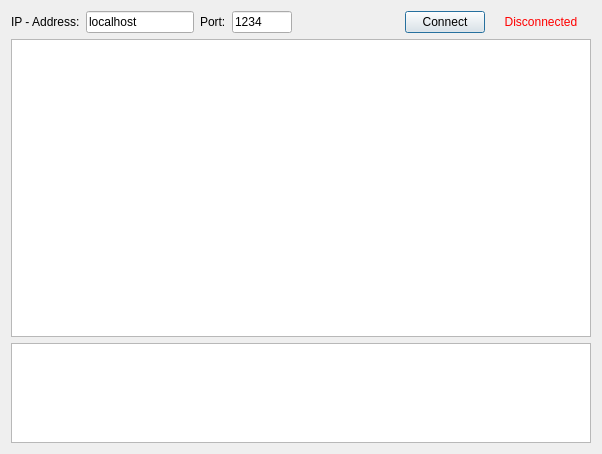
Before: the Qt Designer form roso-gui/dialog.ui in benediktibk/robosoccer-gui, drawn with Qt 5.
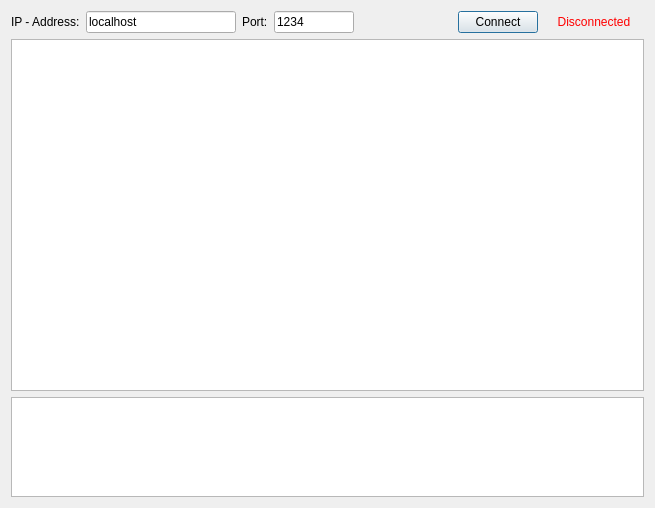
After: the same form once the commit is applied.

Commit message: improved resize values of ui

The edit to the form file:
```diff
--- a/roso-gui/dialog.ui
+++ b/roso-gui/dialog.ui
@@ -6,8 +6,8 @@
    <rect>
     <x>0</x>
     <y>0</y>
-    <width>602</width>
-    <height>454</height>
+    <width>655</width>
+    <height>508</height>
    </rect>
   </property>
   <property name="windowTitle">
@@ -47,9 +47,15 @@
            <verstretch>0</verstretch>
           </sizepolicy>
          </property>
+         <property name="minimumSize">
+          <size>
+           <width>150</width>
+           <height>0</height>
+          </size>
+         </property>
          <property name="maximumSize">
           <size>
-           <width>130</width>
+           <width>150</width>
            <height>30</height>
           </size>
          </property>
@@ -66,11 +72,6 @@
            <height>30</height>
           </size>
          </property>
-         <property name="font">
-          <font>
-           <pointsize>9</pointsize>
-          </font>
-         </property>
          <property name="text">
           <string>Port:</string>
          </property>
@@ -84,9 +85,15 @@
            <verstretch>0</verstretch>
           </sizepolicy>
          </property>
+         <property name="minimumSize">
+          <size>
+           <width>80</width>
+           <height>0</height>
+          </size>
+         </property>
          <property name="maximumSize">
           <size>
-           <width>60</width>
+           <width>80</width>
            <height>30</height>
           </size>
          </property>
@@ -581,6 +588,12 @@
      </item>
      <item>
       <widget class="QPlainTextEdit" name="plainTextEditLog">
+       <property name="minimumSize">
+        <size>
+         <width>0</width>
+         <height>100</height>
+        </size>
+       </property>
        <property name="maximumSize">
         <size>
          <width>16777215</width>
```
Left out of the diff: 5 changed lines with no effect on the pictures.
